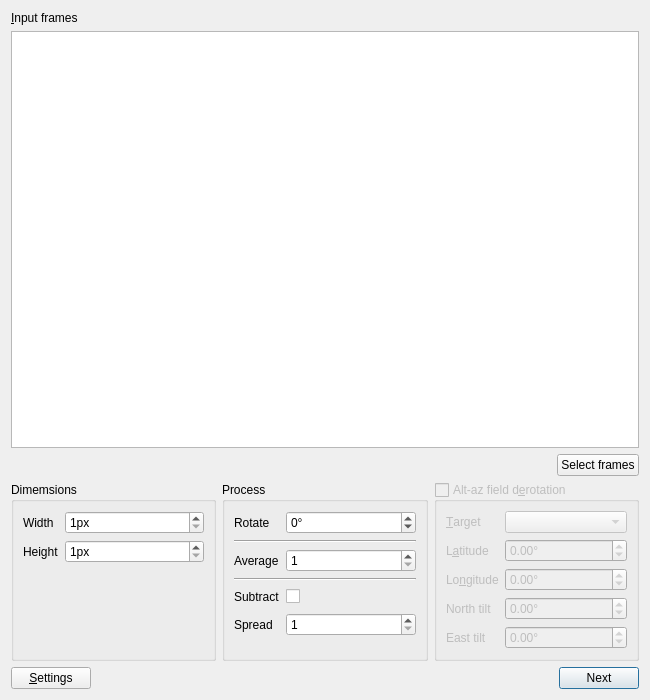
First picture: the form in mainframe.ui, repository EthanChappel/HQ-Animate, before the edit.
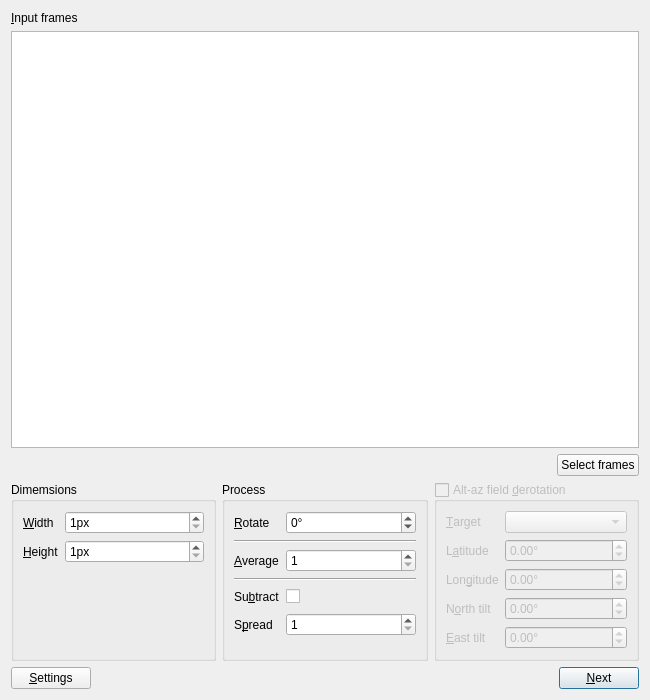
Second picture: the form after the edit.

```diff
--- a/mainframe.ui
+++ b/mainframe.ui
@@ -141,7 +141,7 @@
            <item row="0" column="0">
             <widget class="QLabel" name="width_label">
              <property name="text">
-              <string>Width</string>
+              <string>&amp;Width</string>
              </property>
              <property name="buddy">
               <cstring>width_spinner</cstring>
@@ -173,7 +173,7 @@
            <item row="1" column="0">
             <widget class="QLabel" name="height_label">
              <property name="text">
-              <string>Height</string>
+              <string>&amp;Height</string>
              </property>
              <property name="buddy">
               <cstring>height_spinner</cstring>
@@ -250,7 +250,7 @@
            <item row="2" column="0">
             <widget class="QLabel" name="average_label">
              <property name="text">
-              <string>Average</string>
+              <string>&amp;Average</string>
              </property>
              <property name="buddy">
               <cstring>average_spinner</cstring>
@@ -288,7 +288,7 @@
            <item row="4" column="0">
             <widget class="QLabel" name="subtract_label">
              <property name="text">
-              <string>Subtract</string>
+              <string>Su&amp;btract</string>
              </property>
              <property name="buddy">
               <cstring>subtract_check</cstring>
@@ -337,7 +337,7 @@
            <item row="5" column="0">
             <widget class="QLabel" name="spread_label">
              <property name="text">
-              <string>Spread</string>
+              <string>S&amp;pread</string>
              </property>
              <property name="buddy">
               <cstring>spread_spinner</cstring>
@@ -370,7 +370,7 @@
            <item row="0" column="0">
             <widget class="QLabel" name="rotate_label">
              <property name="text">
-              <string>Rotate</string>
+              <string>&amp;Rotate</string>
              </property>
              <property name="buddy">
               <cstring>rotate_spinner</cstring>
@@ -447,7 +447,7 @@
            </sizepolicy>
           </property>
           <property name="title">
-           <string>Alt-az field d&amp;erotation</string>
+           <string>Alt-az field &amp;derotation</string>
           </property>
           <property name="checkable">
            <bool>true</bool>
@@ -511,7 +511,7 @@
            <item row="2" column="0">
             <widget class="QLabel" name="longitude_label">
              <property name="text">
-              <string>Lo&amp;ngitude</string>
+              <string>Lon&amp;gitude</string>
              </property>
              <property name="buddy">
               <cstring>longitude_spin</cstring>
@@ -568,7 +568,7 @@
            <item row="3" column="0">
             <widget class="QLabel" name="alt_tilt_label">
              <property name="text">
-              <string>North tilt</string>
+              <string>N&amp;orth tilt</string>
              </property>
              <property name="buddy">
               <cstring>alt_tilt_spin</cstring>
@@ -578,7 +578,7 @@
            <item row="4" column="0">
             <widget class="QLabel" name="az_tilt_label">
              <property name="text">
-              <string>East tilt</string>
+              <string>&amp;East tilt</string>
              </property>
              <property name="buddy">
               <cstring>az_tilt_spin</cstring>
@@ -658,7 +658,7 @@
         </sizepolicy>
        </property>
        <property name="text">
-        <string>Next</string>
+        <string>&amp;Next</string>
        </property>
        <property name="autoDefault">
         <bool>true</bool>
```
